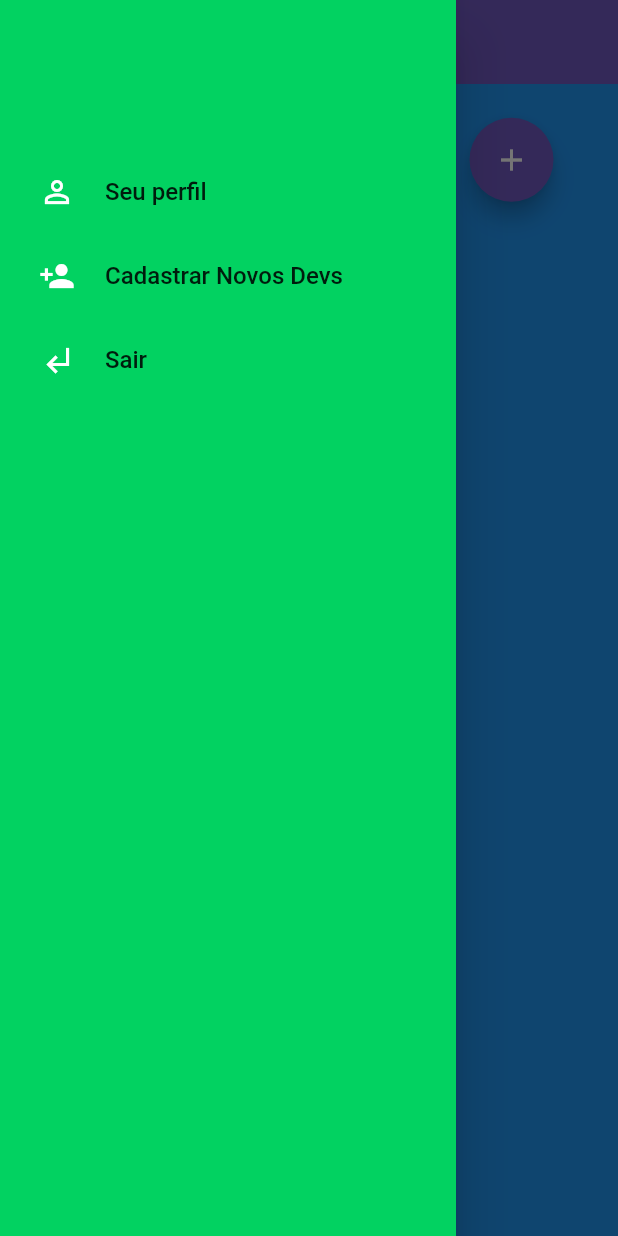
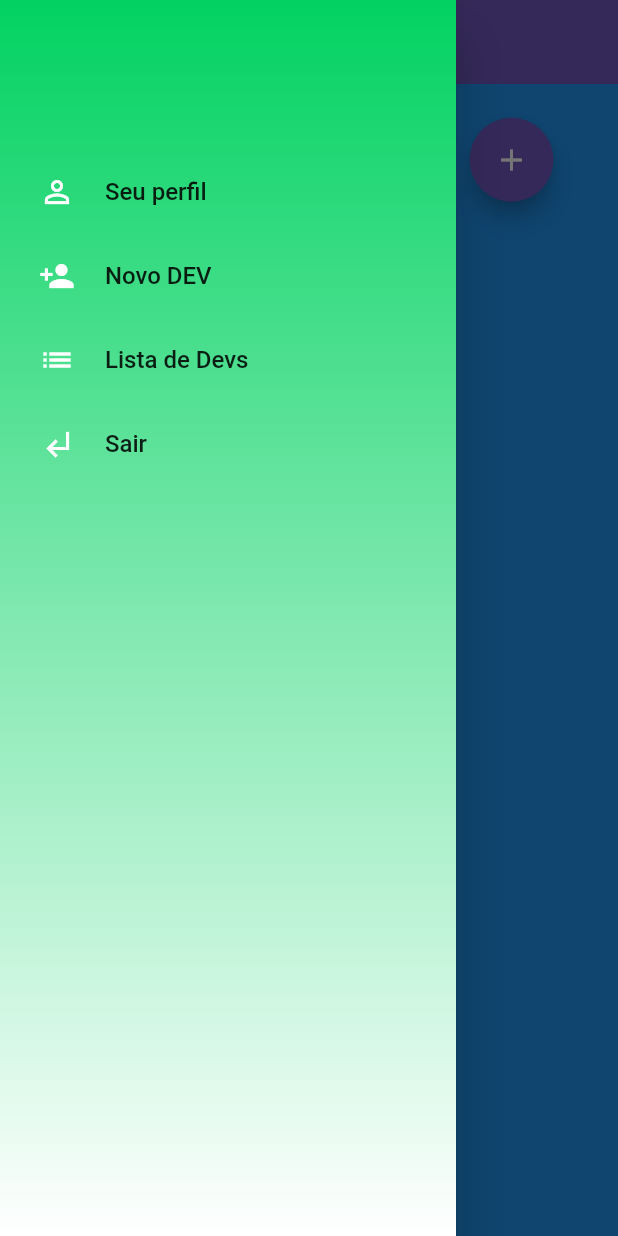
Before and after one commit to GugaDavi/OmniApp, a Flutter app: the screen it shows after launch, with the side drawer open, on a phone screen of 412 x 824 dp. Run offline on Flutter 3.47's test engine with Material 2 defaults, Android fonts, the phone set to English and light mode, and no system bars.

```diff
--- a/lib/ui/components/drawer_menu.dart
+++ b/lib/ui/components/drawer_menu.dart
@@ -1,5 +1,6 @@
 import 'package:flutter/material.dart';
 import 'package:omni_app/routes/route_consts.dart';
+import 'package:omni_app/ui/screens/drawer_menu_screens/new_dev_screens/new_dev.dart';
 import 'package:omni_app/ui/styles/colors.dart';
 
 class DrawerMenu extends StatelessWidget {
@@ -9,7 +10,12 @@ class DrawerMenu extends StatelessWidget {
         semanticLabel: 'Menu',
         child: Container(
           padding: EdgeInsets.only(top: 100, right: 20, bottom: 20, left: 10),
-          color: secondColor,
+          decoration: BoxDecoration(
+            gradient: LinearGradient(
+                begin: Alignment.topCenter,
+                end: Alignment.bottomCenter,
+                colors: <Color>[secondColor, Colors.white]),
+          ),
           child: Flex(
             direction: Axis.vertical,
             crossAxisAlignment: CrossAxisAlignment.stretch,
@@ -24,16 +30,27 @@ class DrawerMenu extends StatelessWidget {
               _createDrawerItem(
                   context: context,
                   icon: Icons.person_add,
-                  text: 'Cadastrar Novos Devs',
+                  text: 'Novo DEV',
                   onTap: () {
-                    // Navigator.of(context).pushNamed('');
+                    showDialog<NewDev>(
+                        context: context,
+                        builder: (BuildContext context) {
+                          return NewDev();
+                        });
+                  }),
+              _createDrawerItem(
+                  context: context,
+                  icon: Icons.list,
+                  text: 'Lista de Devs',
+                  onTap: () {
+                    Navigator.of(context).pushNamed(devsList);
                   }),
               _createDrawerItem(
                   context: context,
                   icon: Icons.subdirectory_arrow_left,
                   text: 'Sair',
                   onTap: () {
-                    // Navigator.of(context).pushNamed('');
+                    Navigator.of(context).pushReplacementNamed(login);
                   })
             ],
           ),
```
Also changed, not shown: lib/ui/components/button.dart (added, +23 -0 lines), lib/ui/components/input.dart (added, +22 -0 lines).
